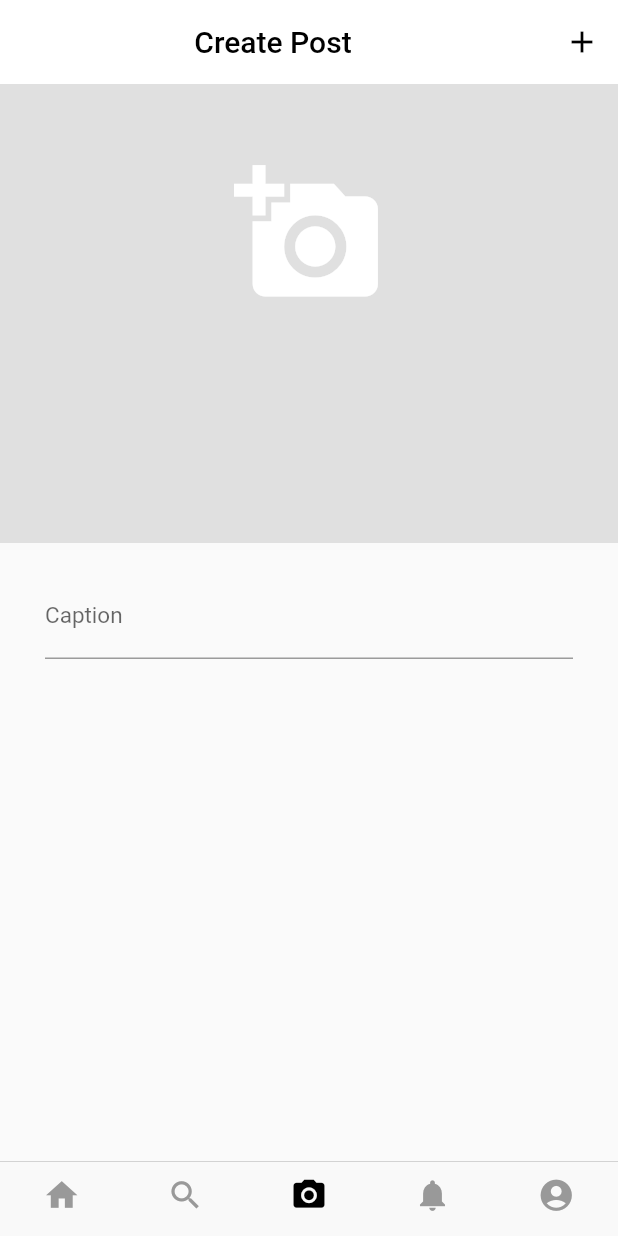
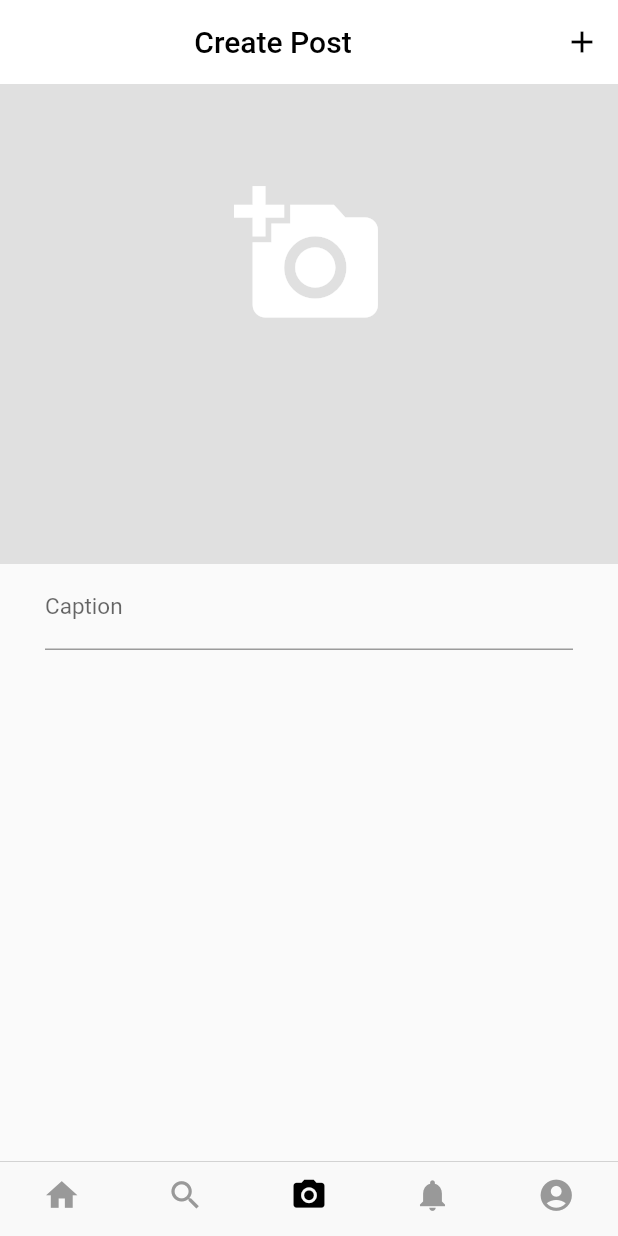
Before and after one commit to kutigbolahan/Flutter-Socials, a Flutter app: the screen it shows once a user with an empty profile is signed in, item 3 of the bottom bar chosen, scrolled down 106 dp, on a phone screen of 412 x 824 dp. Run offline on Flutter 3.47's test engine with Material 2 defaults, Android fonts, the phone set to English and light mode, and no system bars; our stand-ins replace cached_network_image, cloud_firestore, firebase_auth, firebase_storage, flutter_image_compress, flutter_signin_button and 4 more; accounts and stored records are empty; Roboto replaces fonts that are missing (Abel).

Commit message:
Changes to be committed:

```diff
--- a/lib/views/createpost_screen.dart
+++ b/lib/views/createpost_screen.dart
@@ -93,7 +93,7 @@ class _CreatePostScreenState extends State<CreatePostScreen> {
   }
 
   _submit()async{
-    if (!_isLoading && _image !=null && _caption.isNotEmpty) {
+    if (!_isLoading && _image != null && _caption.isNotEmpty) {
       setState(() {
         _isLoading = true;
       });
@@ -133,7 +133,8 @@ class _CreatePostScreenState extends State<CreatePostScreen> {
         ),
         actions: <Widget>[
           IconButton(icon: Icon(Icons.add),
-           onPressed: () => _submit)
+           onPressed: () => _submit
+           )
         ],
       ),
       body: GestureDetector(
@@ -142,7 +143,17 @@ class _CreatePostScreenState extends State<CreatePostScreen> {
                 child: Container(
             height: height,
                   child: Column(
+
               children: <Widget>[
+               ! _isLoading ? Padding(
+                  padding: EdgeInsets.only(bottom:10),
+                  child: LinearProgressIndicator(
+                    backgroundColor: Colors.blue,
+                    valueColor: AlwaysStoppedAnimation(
+                      Colors.grey
+                    ),
+                  ),
+                ):SizedBox(height: 3,),
                 GestureDetector(
                   onTap: _showSelectImageDialog,
                   child: Container(
@@ -158,7 +169,7 @@ class _CreatePostScreenState extends State<CreatePostScreen> {
                     )
                   ),
                 ),
-                SizedBox(height: 20),
+                SizedBox.shrink(),
                 Padding(
                   padding: const EdgeInsets.symmetric(horizontal: 30.0),
                   child: TextField(
--- a/lib/views/sign_up_screen.dart
+++ b/lib/views/sign_up_screen.dart
@@ -22,7 +22,7 @@ class _SignUpScreenState extends State<SignUpScreen> {
     if (_formKey.currentState.validate()) {
       _formKey.currentState.save();
 
-      Provider.of<AuthService>(context).signUpUser(context, _name, _email, _password);
+      Provider.of<AuthService>(context, listen: false).signUpUser(context, _name, _email, _password);
     }
   }
 
```
